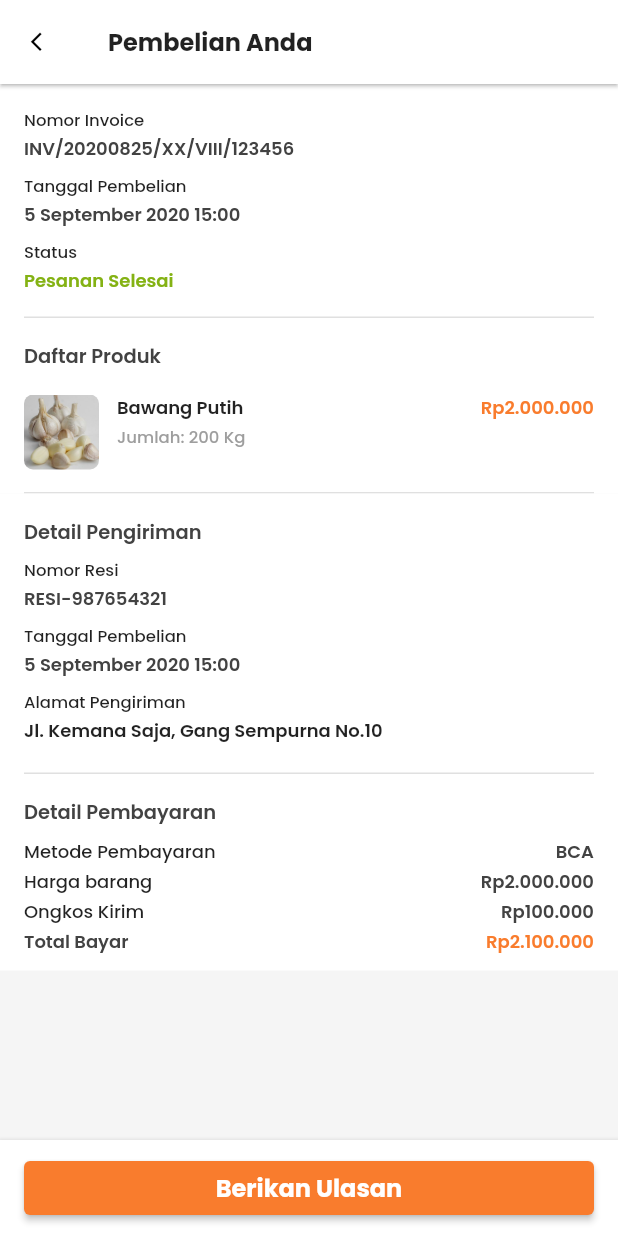
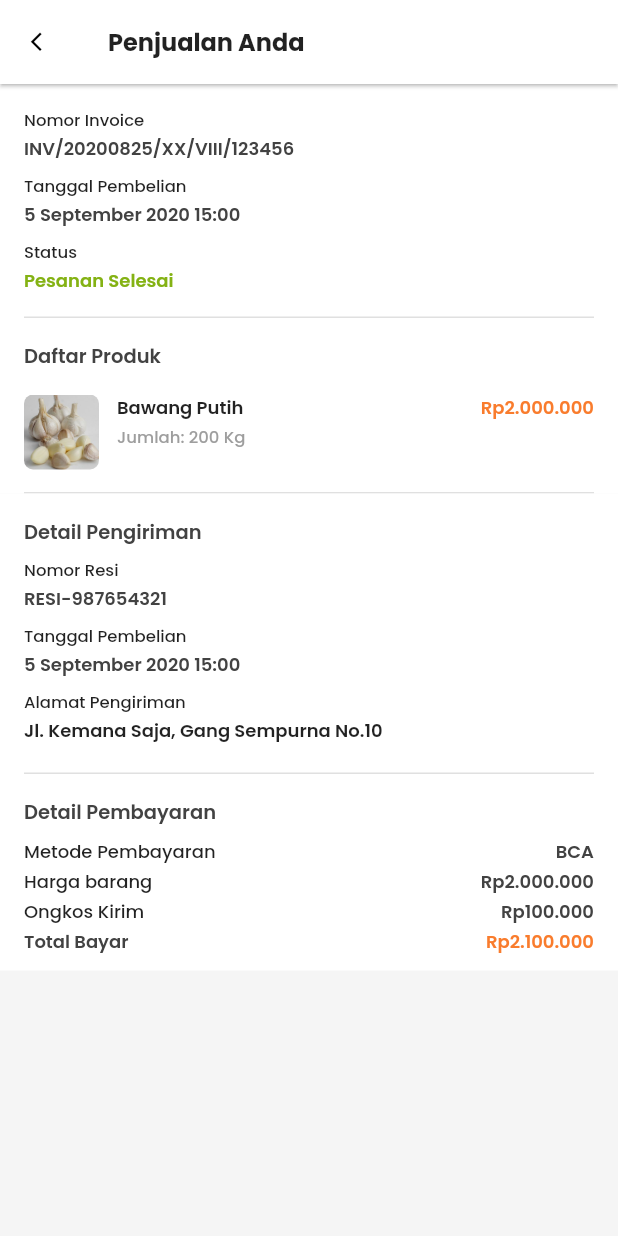
Before and after one commit to padimall/marketplace-app, a Flutter app: the PenjualanScreen screen opened by its route, after a tap on "INV/20200825/XX/VIII/123456", on a phone screen of 412 x 824 dp. Run offline on Flutter 3.47's test engine with Material 2 defaults, Android fonts, the phone set to English and light mode, and no system bars; our stand-ins replace cached_network_image, carousel_slider, flutter_masked_text, flutter_svg, fluttertoast, google_fonts and 1 more; missing offline and left inert: wc_form_validators.

Commit message:
add: detail penjualan UI

```diff
--- a/lib/main.dart
+++ b/lib/main.dart
@@ -3,6 +3,7 @@ import 'package:padimall_app/providers/histories.dart';
 import 'package:padimall_app/providers/user.dart';
 import 'package:padimall_app/screens/checkout_screen.dart';
 import 'package:padimall_app/screens/detail_pembelian.dart';
+import 'package:padimall_app/screens/detail_penjualan.dart';
 import 'package:padimall_app/screens/first_screen.dart';
 import 'package:padimall_app/screens/keranjang_screen.dart';
 import 'package:padimall_app/screens/login_screen.dart';
@@ -68,6 +69,7 @@ class MyApp extends StatelessWidget {
           PenjualanScreen.routeName: (ctx) => PenjualanScreen(),
           PembelianScreen.routeName: (ctx) => PembelianScreen(),
           DetailPembelianScreen.routeName: (ctx) => DetailPembelianScreen(),
+          DetailPenjualanScreen.routeName: (ctx) => DetailPenjualanScreen(),
         },
       ),
     );
--- /dev/null
+++ b/lib/screens/detail_penjualan.dart
@@ -0,0 +1,59 @@
+import 'package:flutter/material.dart';
+import 'package:padimall_app/utils/custom_text_theme.dart';
+import 'package:padimall_app/widgets/invoice/brief_info.dart';
+import 'package:padimall_app/widgets/invoice/daftar_produk.dart';
+import 'package:padimall_app/widgets/invoice/detail_pembayaran.dart';
+import 'package:padimall_app/widgets/invoice/detail_pengiriman.dart';
+
+class DetailPenjualanScreen extends StatelessWidget {
+  static final routeName = 'detail-penjualan-screen';
+
+  @override
+  Widget build(BuildContext context) {
+    return Scaffold(
+      appBar: AppBar(
+        title: Text(
+          'Penjualan Anda',
+          style: PadiMallTextTheme.sz16weight700(context),
+        ),
+        elevation: 1,
+        leading: IconButton(
+          icon: Icon(Icons.arrow_back_ios),
+          iconSize: 15,
+          onPressed: () {
+            Navigator.pop(context);
+          },
+        ),
+        backgroundColor: Colors.white,
+      ),
+      body: Column(
+        children: <Widget>[
+          Expanded(
+            child: SingleChildScrollView(
+              child: Column(
+                children: <Widget>[
+                  InvoiceBriefInfo(),
+                  Padding(
+                    padding: const EdgeInsets.symmetric(horizontal: 16.0),
+                    child: Divider(height: 0, thickness: 1,),
+                  ),
+                  InvoiceDaftarProduk(),
+                  Padding(
+                    padding: const EdgeInsets.symmetric(horizontal: 16.0),
+                    child: Divider(height: 0, thickness: 1,),
+                  ),
+                  InvoiceDetailPengiriman(),
+                  Padding(
+                    padding: const EdgeInsets.symmetric(horizontal: 16.0),
+                    child: Divider(height: 0, thickness: 1,),
+                  ),
+                  InvoiceDetailPembayaran(),
+                ],
+              ),
+            ),
+          ),
+        ],
+      ),
+    );
+  }
+}
--- a/lib/screens/pembelian_screen.dart
+++ b/lib/screens/pembelian_screen.dart
@@ -1,7 +1,8 @@
 import 'package:flutter/material.dart';
 import 'package:padimall_app/providers/histories.dart';
+import 'package:padimall_app/screens/detail_pembelian.dart';
 import 'package:padimall_app/utils/custom_text_theme.dart';
-import 'package:padimall_app/widgets/penjualan/invoice_summary.dart';
+import 'package:padimall_app/widgets/invoice/invoice_summary.dart';
 import 'package:provider/provider.dart';
 
 class PembelianScreen extends StatelessWidget {
@@ -62,7 +63,7 @@ class PembelianScreen extends StatelessWidget {
                           ),
                           hintText: 'Cari nama produk anda',
                           hintStyle:
-                          PadiMallTextTheme.sz14weight500Grey(context),
+                              PadiMallTextTheme.sz14weight500Grey(context),
                           border: InputBorder.none,
                           focusedBorder: InputBorder.none,
                           enabledBorder: InputBorder.none,
@@ -100,7 +101,13 @@ class PembelianScreen extends StatelessWidget {
                     shrinkWrap: true,
                     physics: NeverScrollableScrollPhysics(),
                     itemBuilder: (ctx, index) {
-                      return PenjualanInvoiceSummaryWidget();
+                      return GestureDetector(
+                        onTap: () {
+                          Navigator.pushNamed(
+                              context, DetailPembelianScreen.routeName);
+                        },
+                        child: InvoiceSummaryWidget(),
+                      );
                     },
                   ),
                 ),
--- a/lib/screens/penjualan_screen.dart
+++ b/lib/screens/penjualan_screen.dart
@@ -1,7 +1,8 @@
 import 'package:flutter/material.dart';
 import 'package:padimall_app/providers/histories.dart';
+import 'package:padimall_app/screens/detail_penjualan.dart';
 import 'package:padimall_app/utils/custom_text_theme.dart';
-import 'package:padimall_app/widgets/penjualan/invoice_summary.dart';
+import 'package:padimall_app/widgets/invoice/invoice_summary.dart';
 import 'package:provider/provider.dart';
 
 class PenjualanScreen extends StatelessWidget {
@@ -96,7 +97,12 @@ class PenjualanScreen extends StatelessWidget {
                   shrinkWrap: true,
                   physics: NeverScrollableScrollPhysics(),
                   itemBuilder: (ctx, index) {
-                    return PenjualanInvoiceSummaryWidget();
+                    return GestureDetector(
+                      onTap: () {
+                        Navigator.pushNamed(context, DetailPenjualanScreen.routeName);
+                      },
+                      child: InvoiceSummaryWidget(),
+                    );
                   },
                 ),
               )
--- /dev/null
+++ b/lib/widgets/invoice/invoice_summary.dart
@@ -0,0 +1,127 @@
+import 'package:flutter/material.dart';
+import 'package:padimall_app/screens/detail_pembelian.dart';
+import 'package:padimall_app/utils/custom_text_theme.dart';
+
+class InvoiceSummaryWidget extends StatelessWidget {
+  @override
+  Widget build(BuildContext context) {
+    return Padding(
+      padding: const EdgeInsets.fromLTRB(16, 8, 16, 8),
+      child: Container(
+        decoration: BoxDecoration(
+          color: Colors.white,
+          borderRadius: BorderRadius.circular(8),
+          boxShadow: [
+            BoxShadow(
+              color: Colors.grey[300],
+              spreadRadius: 0,
+              blurRadius: 2,
+              offset: Offset(0, 0),
+            )
+          ],
+        ),
+        child: ClipRRect(
+          borderRadius: BorderRadius.circular(8),
+          child: Container(
+            child: Column(
+              children: <Widget>[
+                Container(
+                  padding:
+                      const EdgeInsets.symmetric(horizontal: 16, vertical: 12),
+                  child: Row(
+                    mainAxisAlignment: MainAxisAlignment.spaceBetween,
+                    children: <Widget>[
+                      Text(
+                        'INV/20200825/XX/VIII/123456',
+                        style: TextStyle(
+                          fontWeight: FontWeight.w600,
+                          fontSize: 12,
+                        ),
+                      ),
+                      Text(
+                        '09 Sep 2020',
+                        style:
+                            TextStyle(fontWeight: FontWeight.w400, fontSize: 12),
+                      ),
+                    ],
+                  ),
+                ),
+                Divider(
+                  height: 0,
+                ),
+                Padding(
+                  padding:
+                      const EdgeInsets.symmetric(horizontal: 16.0, vertical: 16),
+                  child: Row(
+                    crossAxisAlignment: CrossAxisAlignment.start,
+                    children: <Widget>[
+                      Container(
+                        margin: const EdgeInsets.only(right: 12),
+                        child: ClipRRect(
+                          borderRadius: BorderRadius.circular(6),
+                          child: Image.asset(
+                            'assets/images/bawang.jpg',
+                            height: 65,
+                            width: 65,
+                            fit: BoxFit.cover,
+                          ),
+                        ),
+                      ),
+                      Expanded(
+                        child: Column(
+                          crossAxisAlignment: CrossAxisAlignment.start,
+                          children: <Widget>[
+                            Text(
+                              'Bawang Putih',
+                              overflow: TextOverflow.ellipsis,
+                              style: PadiMallTextTheme.sz13weight600(context),
+                            ),
+                            Text(
+                              '200 Kg',
+                              overflow: TextOverflow.ellipsis,
+                              style: PadiMallTextTheme.sz11weight500Grey(context),
+                            ),
+                          ],
+                        ),
+                      )
+                    ],
+                  ),
+                ),
+                Divider(
+                  height: 0,
+                ),
+                Padding(
+                    padding:
+                        const EdgeInsets.symmetric(horizontal: 16, vertical: 16),
+                    child: Row(
+                      children: <Widget>[
+                        Text(
+                          'Total Pesanan: ',
+                          style: PadiMallTextTheme.sz12weight600Soft(context),
+                        ),
+                        Text(
+                          'Rp2.100.000',
+                          style: PadiMallTextTheme.sz12weight600Red(context),
+                        ),
+                      ],
+                    )),
+                Container(
+                  color: Theme.of(context).accentColor,
+                  width: double.infinity,
+                  child: Padding(
+                    padding: const EdgeInsets.symmetric(vertical: 8.0),
+                    child: Text(
+                      'Pesanan Selesai',
+                      textAlign: TextAlign.center,
+                      style: PadiMallTextTheme.sz11weight700White(context),
+                    ),
+                  ),
+                ),
+              ],
+            ),
+          ),
+        ),
+      ),
+    );
+  }
+}
--- a/lib/widgets/penjualan/invoice_summary.dart
+++ /dev/null
@@ -1,132 +0,0 @@
-import 'package:flutter/material.dart';
-import 'package:padimall_app/screens/detail_pembelian.dart';
-import 'package:padimall_app/utils/custom_text_theme.dart';
-
-class PenjualanInvoiceSummaryWidget extends StatelessWidget {
-  @override
-  Widget build(BuildContext context) {
-    return Padding(
-      padding: const EdgeInsets.fromLTRB(16, 8, 16, 8),
-      child: GestureDetector(
-        onTap: () {
-          Navigator.pushNamed(context, DetailPembelianScreen.routeName);
-        },
-        child: Container(
-          decoration: BoxDecoration(
-            color: Colors.white,
-            borderRadius: BorderRadius.circular(8),
-            boxShadow: [
-              BoxShadow(
-                color: Colors.grey[300],
-                spreadRadius: 0,
-                blurRadius: 2,
-                offset: Offset(0, 0),
-              )
-            ],
-          ),
-          child: ClipRRect(
-            borderRadius: BorderRadius.circular(8),
-            child: Container(
-              child: Column(
-                children: <Widget>[
-                  Container(
-                    padding:
-                        const EdgeInsets.symmetric(horizontal: 16, vertical: 12),
-                    child: Row(
-                      mainAxisAlignment: MainAxisAlignment.spaceBetween,
-                      children: <Widget>[
-                        Text(
-                          'INV/20200825/XX/VIII/123456',
-                          style: TextStyle(
-                            fontWeight: FontWeight.w600,
-                            fontSize: 12,
-                          ),
-                        ),
-                        Text(
-                          '09 Sep 2020',
-                          style:
-                              TextStyle(fontWeight: FontWeight.w400, fontSize: 12),
-                        ),
-                      ],
-                    ),
-                  ),
-                  Divider(
-                    height: 0,
-                  ),
-                  Padding(
-                    padding:
-                        const EdgeInsets.symmetric(horizontal: 16.0, vertical: 16),
-                    child: Row(
-                      crossAxisAlignment: CrossAxisAlignment.start,
-                      children: <Widget>[
-                        Container(
-                          margin: const EdgeInsets.only(right: 12),
-                          child: ClipRRect(
-                            borderRadius: BorderRadius.circular(6),
-                            child: Image.asset(
-                              'assets/images/bawang.jpg',
-                              height: 65,
-                              width: 65,
-                              fit: BoxFit.cover,
-                            ),
-                          ),
-                        ),
-                        Expanded(
-                          child: Column(
-                            crossAxisAlignment: CrossAxisAlignment.start,
-                            children: <Widget>[
-                              Text(
-                                'Bawang Putih',
-                                overflow: TextOverflow.ellipsis,
-                                style: PadiMallTextTheme.sz13weight600(context),
-                              ),
-                              Text(
-                                '200 Kg',
-                                overflow: TextOverflow.ellipsis,
-                                style: PadiMallTextTheme.sz11weight500Grey(context),
-                              ),
-                            ],
-                          ),
-                        )
-                      ],
-                    ),
-                  ),
-                  Divider(
-                    height: 0,
-                  ),
-                  Padding(
-                      padding:
-                          const EdgeInsets.symmetric(horizontal: 16, vertical: 16),
-                      child: Row(
-                        children: <Widget>[
-                          Text(
-                            'Total Pesanan: ',
-                            style: PadiMallTextTheme.sz12weight600Soft(context),
-                          ),
-                          Text(
-                            'Rp2.000.000',
-                            style: PadiMallTextTheme.sz12weight600Red(context),
-                          ),
-                        ],
-                      )),
-                  Container(
-                    color: Theme.of(context).accentColor,
-                    width: double.infinity,
-                    child: Padding(
-                      padding: const EdgeInsets.symmetric(vertical: 8.0),
-                      child: Text(
-                        'Pesanan Selesai',
-                        textAlign: TextAlign.center,
-                        style: PadiMallTextTheme.sz11weight700White(context),
-                      ),
-                    ),
-                  ),
-                ],
-              ),
-            ),
-          ),
-        ),
-      ),
-    );
-  }
-}
```
